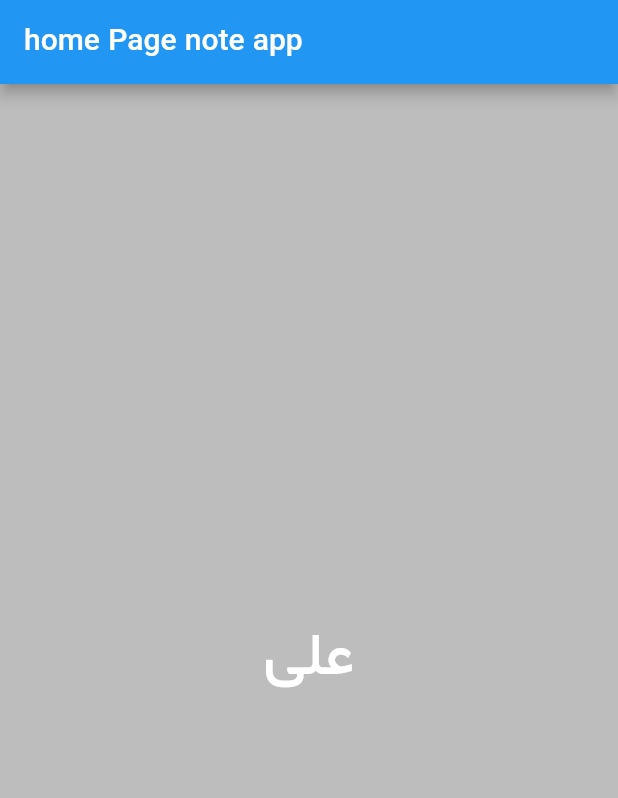
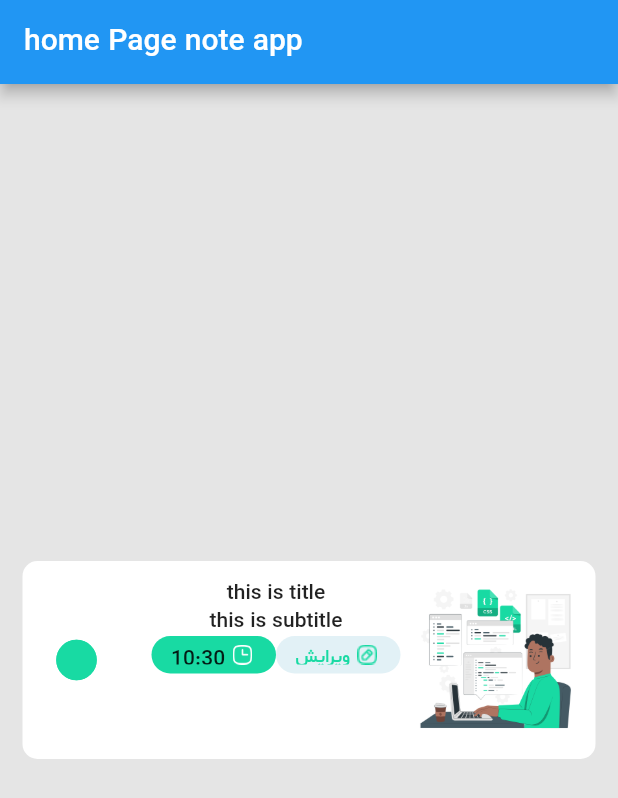
Before and after one commit to alikazemidev/note_vip_flutter, a Flutter app: the screen it shows after launch, on a phone screen of 412 x 824 dp. Shown: the top 798 px of the screen. Run offline on Flutter 3.47's test engine with Material 2 defaults, Android fonts, the phone set to English and light mode, and no system bars; our stand-ins replace hive_flutter; accounts and stored records are empty.

Commit message:
create task item design

```diff
--- a/lib/home_screen.dart
+++ b/lib/home_screen.dart
@@ -1,5 +1,7 @@
 import 'package:flutter/material.dart';
-import 'package:msh_checkbox/msh_checkbox.dart';
+
+//Todo add msh checkbox
+// import 'package:msh_checkbox/msh_checkbox.dart';
 
 class HomeScreen extends StatefulWidget {
   const HomeScreen({Key? key}) : super(key: key);
@@ -9,20 +11,115 @@ class HomeScreen extends StatefulWidget {
 }
 
 class _HomeScreenState extends State<HomeScreen> {
+  bool ischecked = false;
   @override
   Widget build(BuildContext context) {
     return SafeArea(
       child: Scaffold(
-        backgroundColor: Colors.black26,
+        backgroundColor: Color(0xffe5e5e5),
         appBar: AppBar(
           title: Text('home Page note app'),
         ),
         body: Center(
-          child: Text(
-            'علی',
-            style: TextStyle(
-              fontSize: 40,
+          child: Container(
+            margin: EdgeInsets.symmetric(horizontal: 15),
+            height: 132,
+            width: double.infinity,
+            decoration: BoxDecoration(
               color: Colors.white,
+              borderRadius: BorderRadius.circular(10),
+            ),
+            child: Padding(
+              padding: const EdgeInsets.all(12.0),
+              child: Row(
+                mainAxisAlignment: MainAxisAlignment.end,
+                children: [
+                  CheckboxTheme(
+                    data: CheckboxThemeData(
+                      shape: CircleBorder(),
+                      side: BorderSide(
+                        width: 1,
+                        color: Color(0xff18daa3),
+                      ),
+                      fillColor: MaterialStatePropertyAll(
+                        Color(0xff18daa3),
+                      ),
+                    ),
+                    child: Transform.scale(
+                      scale: 1.5,
+                      child: Checkbox(
+                        value: ischecked,
+                        onChanged: (value) {
+                          setState(() {
+                            ischecked = value!;
+                          });
+                        },
+                      ),
+                    ),
+                  ),
+                  Spacer(),
+                  Column(
+                    children: [
+                      Text('this is title'),
+                      Text('this is subtitle'),
+                      Row(
+                        children: [
+                          Container(
+                            width: 83,
+                            height: 25,
+                            decoration: BoxDecoration(
+                              color: Color(0xff18daa3),
+                              borderRadius: BorderRadius.circular(18),
+                            ),
+                            child: Padding(
+                              padding: const EdgeInsets.symmetric(
+                                horizontal: 13,
+                                vertical: 6,
+                              ),
+                              child: Row(
+                                children: [
+                                  Text('10:30'),
+                                  SizedBox(width: 5),
+                                  Image.asset('images/icon_time.png'),
+                                ],
+                              ),
+                            ),
+                          ),
+                          Container(
+                            width: 83,
+                            height: 25,
+                            decoration: BoxDecoration(
+                              color: Color(0xffe2f1f6),
+                              borderRadius: BorderRadius.circular(18),
+                            ),
+                            child: Padding(
+                              padding: const EdgeInsets.symmetric(
+                                horizontal: 13,
+                                vertical: 6,
+                              ),
+                              child: Row(
+                                children: [
+                                  Text(
+                                    'ویرایش',
+                                    style: TextStyle(
+                                      color: Color(0xff18daa3),
+                                      fontSize: 12,
+                                    ),
+                                  ),
+                                  SizedBox(width: 5),
+                                  Image.asset('images/icon_edit.png'),
+                                ],
+                              ),
+                            ),
+                          ),
+                        ],
+                      ),
+                    ],
+                  ),
+                  SizedBox(width: 10),
+                  Image.asset('images/hard_working.png'),
+                ],
+              ),
             ),
           ),
         ),
```
Also changed, not shown: pubspec.yaml (+3 -6 lines), pubspec.lock.
